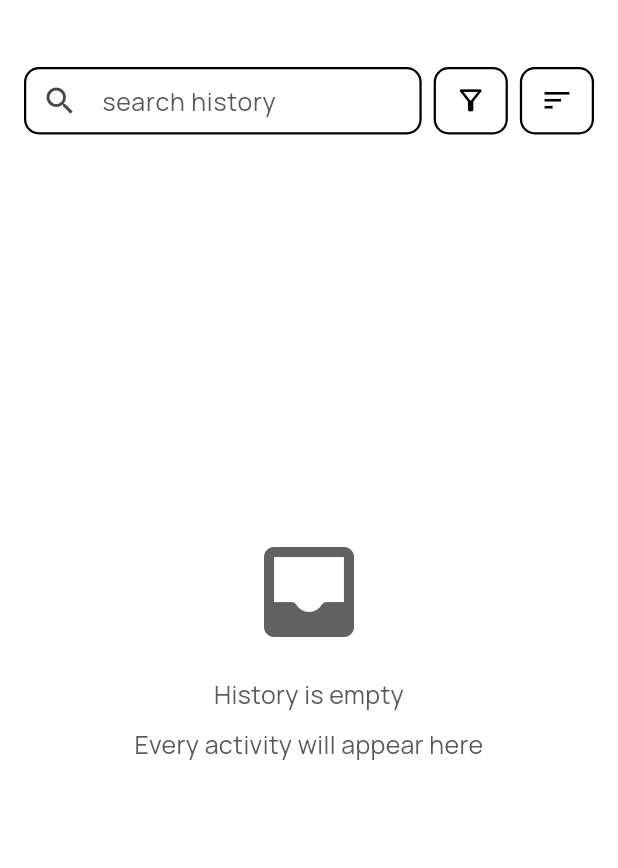
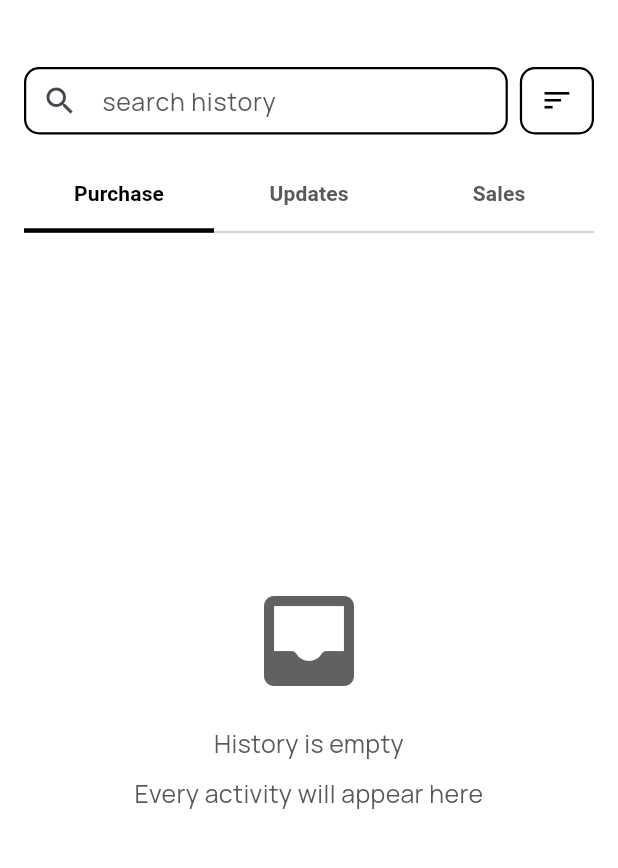
Before and after one commit to Muhammed-Aflah-A/Stock-Pilot, a Flutter app: the HistoryListPage screen opened directly, on a phone screen of 412 x 824 dp, the part 77-945 px from its top. Run offline on Flutter 3.47's test engine with Material 3 defaults, Android fonts, the phone set to English and light mode, and no system bars; our stand-ins replace animated_text_kit, device_info_plus, fl_chart, hive, hive_flutter, image_cropper and 3 more; accounts and stored records are empty; statements that could not run were skipped.

Commit message:
Removed filter from history page and added 3 tabs for purchase updates and sales

```diff
--- a/lib/presentation/history/screens/history_list_page.dart
+++ b/lib/presentation/history/screens/history_list_page.dart
@@ -7,7 +7,6 @@ import 'package:stock_pilot/presentation/widgets/activity_card_widget.dart';
 import 'package:stock_pilot/presentation/widgets/app_bar_widget.dart';
 import 'package:stock_pilot/presentation/widgets/app_drawer_widget.dart';
 import 'package:stock_pilot/presentation/widgets/emptypage_message_widget.dart';
-import 'package:stock_pilot/presentation/widgets/filter_button_widget.dart';
 import 'package:stock_pilot/presentation/widgets/searchbar_widget.dart';
 import 'package:stock_pilot/presentation/widgets/sort_button_widget.dart';
 
@@ -31,7 +30,9 @@ class _HistoryListPageState extends State<HistoryListPage> {
   Widget build(BuildContext context) {
     final height = MediaQuery.of(context).size.height;
 
-    return Scaffold(
+    return DefaultTabController(
+      length: 3,
+      child: Scaffold(
         backgroundColor: ColourStyles.primaryColor,
         // APP BAR
         appBar: const AppBarWidget(
@@ -48,7 +49,7 @@ class _HistoryListPageState extends State<HistoryListPage> {
             padding: const EdgeInsets.all(16.0),
             child: Column(
               children: [
-            // SEARCH & FILTER BAR
+                // SEARCH & SORT BAR
                 Row(
                   children: [
                     Expanded(
@@ -69,12 +70,6 @@ class _HistoryListPageState extends State<HistoryListPage> {
                     const SizedBox(width: 8),
                     Consumer<HistoryProvider>(
                       builder: (context, provider, _) {
-                    return FilterButtonWidget(provider: provider);
-                  },
-                ),
-                const SizedBox(width: 8),
-                Consumer<HistoryProvider>(
-                  builder: (context, provider, _) {
                         return SortButtonWidget<HistorySortOption>(
                           options: const {
                             HistorySortOption.latest: "Latest",
@@ -87,6 +82,36 @@ class _HistoryListPageState extends State<HistoryListPage> {
                       },
                     ),
                   ],
+                ),
+                SizedBox(height: height * 0.02),
+                // TABS
+                Consumer<HistoryProvider>(
+                  builder: (context, provider, _) {
+                    return TabBar(
+                      onTap: (index) {
+                        final tab = index == 0
+                            ? HistoryTab.purchase
+                            : index == 1
+                                ? HistoryTab.updates
+                                : HistoryTab.sales;
+                        provider.setTab(tab);
+                      },
+                      labelColor: ColourStyles.primaryColor_2,
+                      labelStyle: const TextStyle(
+                        fontWeight: FontWeight.bold,
+                        fontSize: 14,
+                      ),
+                      unselectedLabelColor: ColourStyles.captionColor,
+                      indicatorColor: ColourStyles.primaryColor_2,
+                      indicatorWeight: 3,
+                      indicatorSize: TabBarIndicatorSize.tab,
+                      tabs: const [
+                        Tab(text: "Purchase"),
+                        Tab(text: "Updates"),
+                        Tab(text: "Sales"),
+                      ],
+                    );
+                  },
                 ),
                 SizedBox(height: height * 0.02),
                 // HISTORY LIST
@@ -137,6 +162,7 @@ class _HistoryListPageState extends State<HistoryListPage> {
             ),
           ),
         ),
+      ),
     );
   }
 }
--- a/lib/presentation/history/viewmodel/history_provider.dart
+++ b/lib/presentation/history/viewmodel/history_provider.dart
@@ -8,6 +8,7 @@ import 'package:stock_pilot/data/models/cart_model.dart';
 import 'package:stock_pilot/data/models/dasboard_model.dart';
 
 enum HistorySortOption { latest, oldest }
+enum HistoryTab { purchase, updates, sales }
 
 class HistoryProvider extends FilterProviderInterface {
   final HiveService hiveService;
@@ -25,9 +26,9 @@ class HistoryProvider extends FilterProviderInterface {
   List<DasboardActivity> filteredActivities = [];
   String searchQuery = "";
   HistorySortOption currentSort = HistorySortOption.latest;
+  HistoryTab currentTab = HistoryTab.purchase;
 
   // Filter state
-  String appliedStockStatus = 'All';
   @override
   String tempStockStatus = 'All';
 
@@ -65,8 +66,27 @@ class HistoryProvider extends FilterProviderInterface {
     notifyListeners();
   }
 
+  void setTab(HistoryTab tab) {
+    currentTab = tab;
+    _applyFilters();
+    notifyListeners();
+  }
+
   void _applyFilters() {
     List<DasboardActivity> result = List.from(allActivities);
+
+    // Filter by Tab Category
+    result = result.where((activity) {
+      final title = activity.title ?? '';
+      switch (currentTab) {
+        case HistoryTab.purchase:
+          return title == 'Stock Added';
+        case HistoryTab.updates:
+          return title == 'Stock Updated' || title == 'Stock Deleted';
+        case HistoryTab.sales:
+          return title == 'Item Sold';
+      }
+    }).toList();
 
     // Filter by search query (Product name or Date)
     if (searchQuery.isNotEmpty) {
@@ -75,25 +95,6 @@ class HistoryProvider extends FilterProviderInterface {
         final date = (activity.date ?? '').toLowerCase();
         final query = searchQuery.toLowerCase();
         return productName.contains(query) || date.contains(query);
-      }).toList();
-    }
-
-    // Filter by Activity Type (mapped as Added, Updated, Deleted, Sold)
-    if (appliedStockStatus != 'All') {
-      result = result.where((activity) {
-        final title = activity.title ?? '';
-        switch (appliedStockStatus) {
-          case 'Added':
-            return title == 'Stock Added';
-          case 'Updated':
-            return title == 'Stock Updated';
-          case 'Deleted':
-            return title == 'Stock Deleted';
-          case 'Sold':
-            return title == 'Item Sold';
-          default:
-            return true;
-        }
       }).toList();
     }
 
@@ -138,7 +139,7 @@ class HistoryProvider extends FilterProviderInterface {
   // FilterProviderInterface Implementation
 
   @override
-  bool get hasActiveFilters => appliedStockStatus != 'All';
+  bool get hasActiveFilters => false; // No longer using external filters
 
   @override
   List<String> get availableStockStatuses {
@@ -155,14 +156,13 @@ class HistoryProvider extends FilterProviderInterface {
 
   @override
   void applyFilters() {
-    appliedStockStatus = tempStockStatus;
     _applyFilters();
     notifyListeners();
   }
 
   @override
   void clearFilters() {
-    appliedStockStatus = 'All';
+    searchQuery = "";
     tempStockStatus = 'All';
     _applyFilters();
     notifyListeners();
@@ -170,7 +170,6 @@ class HistoryProvider extends FilterProviderInterface {
 
   @override
   void initTempFilters() {
-    tempStockStatus = appliedStockStatus;
     notifyListeners();
   }
 
```
Lines whose indentation alone changed are shown as unchanged.
